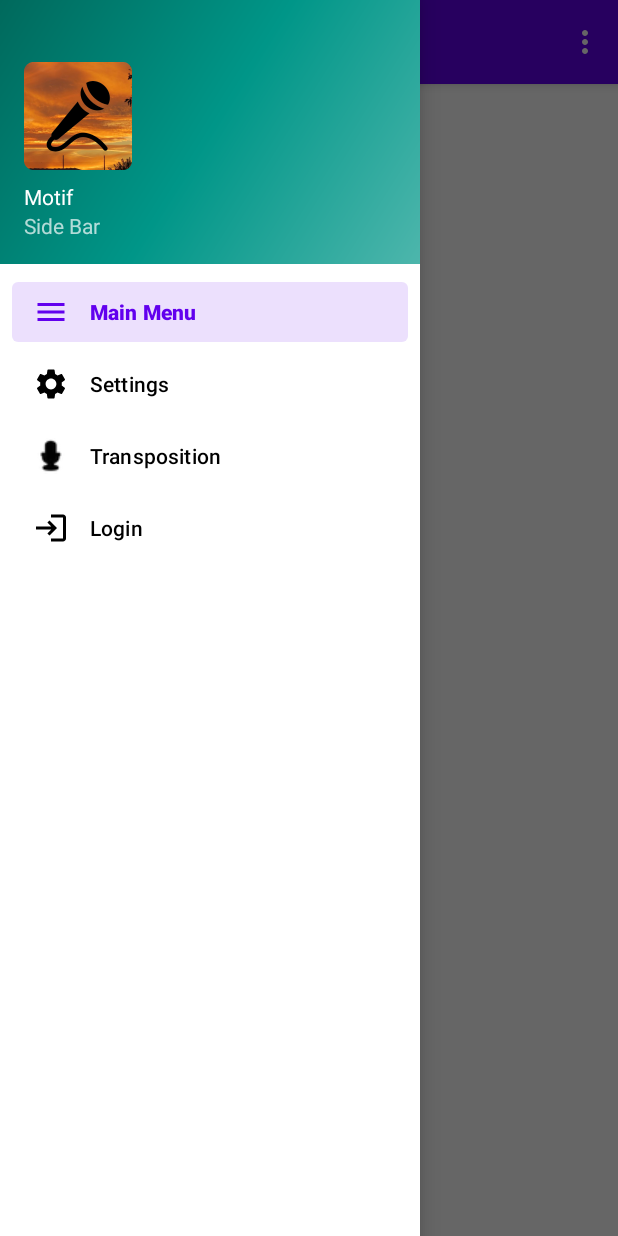
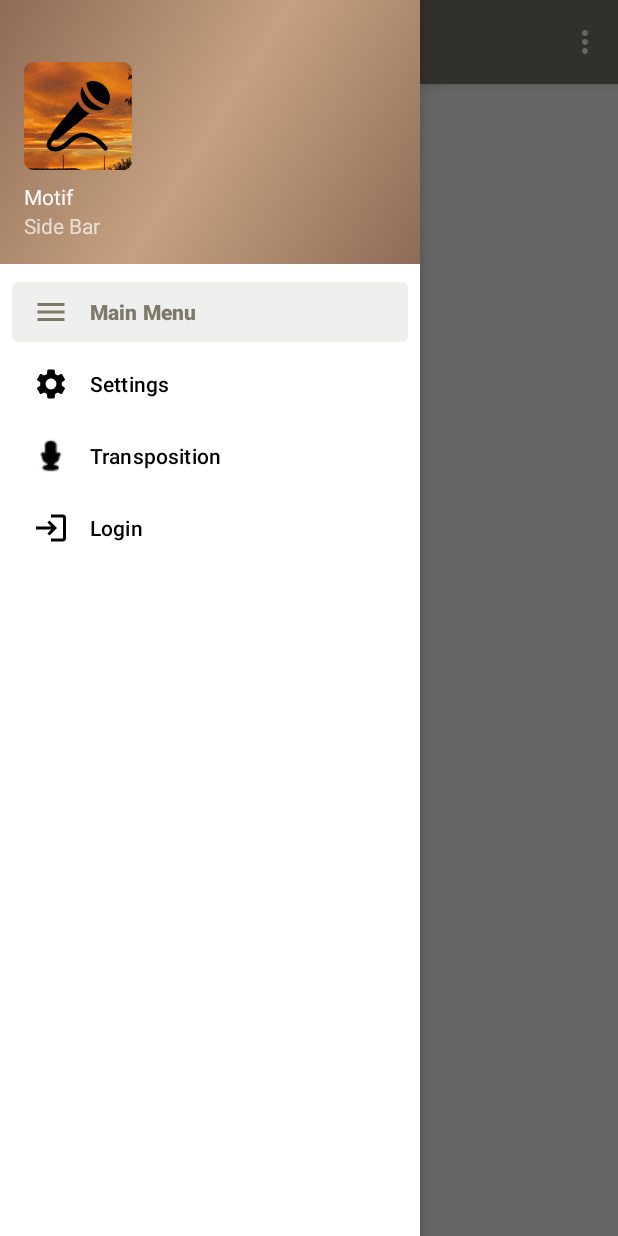
Before and after one commit to nhmllx/Motif, an Android app: the screen it shows after launch (MainActivity), with the side drawer open, on a phone screen of 412 x 824 dp. Run offline under Robolectric (Android 15) with nearby library versions, the phone set to English and light mode, and no system bars; our stand-ins replace navigation-ui.

Commit message:
commit isaiah

```diff
--- a/app/src/main/res/drawable/side_nav_bar.xml
+++ b/app/src/main/res/drawable/side_nav_bar.xml
@@ -2,8 +2,8 @@
     android:shape="rectangle">
     <gradient
         android:angle="135"
-        android:centerColor="#009688"
-        android:endColor="#00695C"
-        android:startColor="#4DB6AC"
+        android:centerColor="#C6A180"
+        android:endColor="#8E6B58"
+        android:startColor="#8E6B58"
         android:type="linear" />
 </shape>
--- a/app/src/main/res/values-night/themes.xml
+++ b/app/src/main/res/values-night/themes.xml
@@ -6,8 +6,8 @@
         <item name="colorPrimaryVariant">@color/purple_700</item>
         <item name="colorOnPrimary">@color/black</item>
         <!-- Secondary brand color. -->
-        <item name="colorSecondary">@color/teal_200</item>
-        <item name="colorSecondaryVariant">@color/teal_200</item>
+        <item name="colorSecondary">@color/sorrell_brown</item>
+        <item name="colorSecondaryVariant">@color/sorrell_brown</item>
         <item name="colorOnSecondary">@color/black</item>
         <!-- Status bar color. -->
         <item name="android:statusBarColor">?attr/colorPrimaryVariant</item>
--- a/app/src/main/res/values/colors.xml
+++ b/app/src/main/res/values/colors.xml
@@ -1,10 +1,10 @@
 <?xml version="1.0" encoding="utf-8"?>
 <resources>
-    <color name="purple_200">#FFBB86FC</color>
-    <color name="purple_500">#FF6200EE</color>
-    <color name="purple_700">#FF3700B3</color>
-    <color name="teal_200">#FF03DAC5</color>
-    <color name="teal_700">#FF018786</color>
+    <color name="purple_200">#FF7E796A</color>
+    <color name="purple_500">#FFf5f4f3</color>
+    <color name="purple_700">#FF384042</color>
+    <color name="sorrell_brown">#FFc6a180</color>
+    <color name="teal_700">#FF8e6b58</color>
     <color name="black">#FF000000</color>
     <color name="white">#FFFFFFFF</color>
 </resources>
--- a/app/src/main/res/values/themes.xml
+++ b/app/src/main/res/values/themes.xml
@@ -2,11 +2,11 @@
     <!-- Base application theme. -->
     <style name="Theme.Motif_Application" parent="Theme.MaterialComponents.DayNight.DarkActionBar">
         <!-- Primary brand color. -->
-        <item name="colorPrimary">@color/purple_500</item>
+        <item name="colorPrimary">@color/purple_200</item>
         <item name="colorPrimaryVariant">@color/purple_700</item>
         <item name="colorOnPrimary">@color/white</item>
         <!-- Secondary brand color. -->
-        <item name="colorSecondary">@color/teal_200</item>
+        <item name="colorSecondary">@color/sorrell_brown</item>
         <item name="colorSecondaryVariant">@color/teal_700</item>
         <item name="colorOnSecondary">@color/black</item>
         <!-- Status bar color. -->
```
